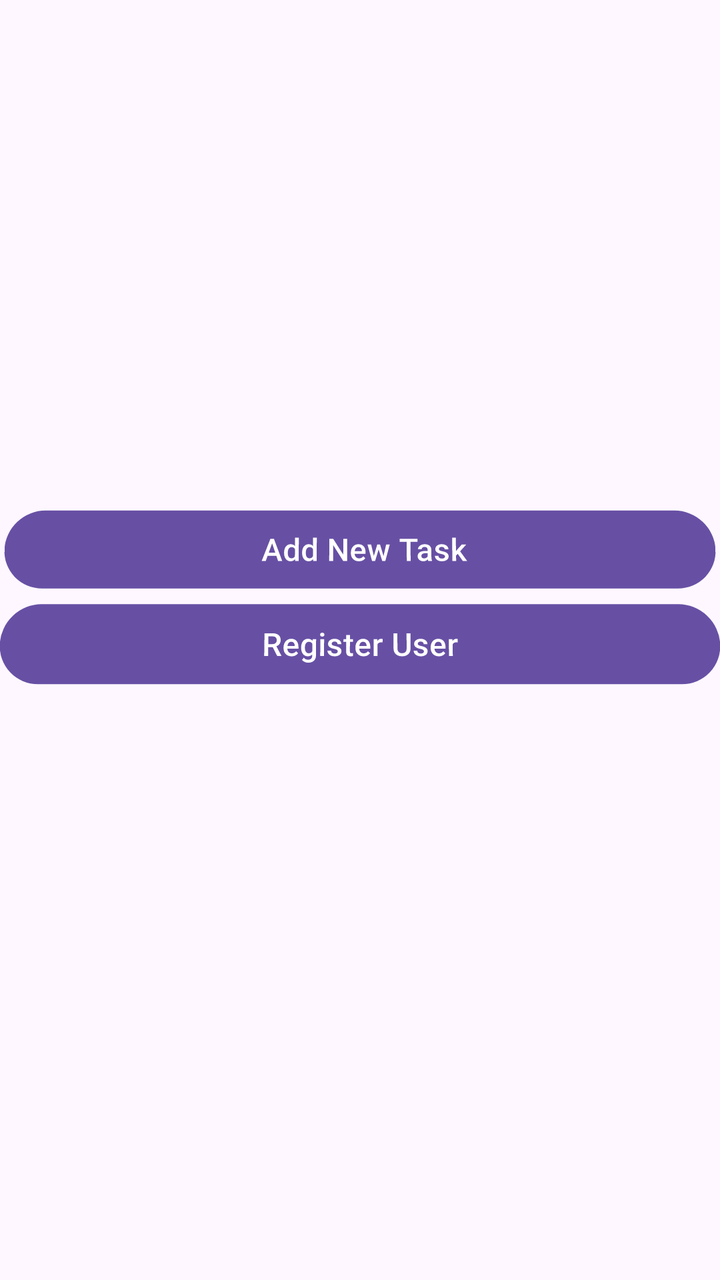
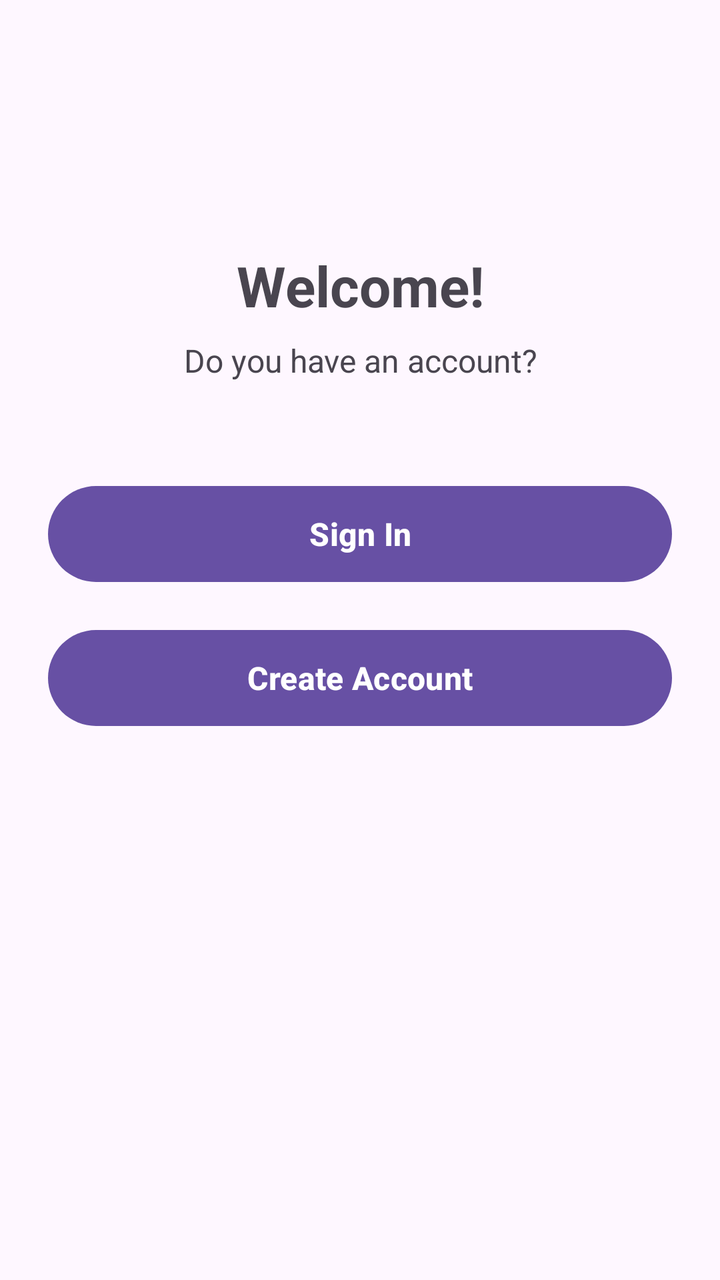

An Android layout rendered at two revisions. The XML below is the earlier revision; the diff shows what the commit changed to produce the second picture.
<!-- AndroidManifest.xml: application theme Theme.NEWPROJECT -->
<!-- res/layout/activity_main.xml -->
<?xml version="1.0" encoding="utf-8"?>
<LinearLayout xmlns:android="http://schemas.android.com/apk/res/android"
    xmlns:app="http://schemas.android.com/apk/res-auto"
    xmlns:tools="http://schemas.android.com/tools"
    android:id="@+id/main"
    android:layout_width="match_parent"
    android:layout_height="match_parent"
    android:orientation="vertical"
    android:rotationX="3"
    tools:context=".viewPkg.MainActivity">

    <Button
        android:id="@+id/btnAddTaskScreen"
        android:layout_width="match_parent"
        android:layout_height="wrap_content"
        android:layout_gravity="center"
        android:text=" Add New Task"
        android:textSize="16sp"
        android:translationY="250dp" />

    <Button
        android:id="@+id/btnRegisterScreen"
        android:layout_width="match_parent"
        android:layout_height="wrap_content"
        android:text="Register User"
        android:textSize="16sp"
        android:translationY="250dp" />

</LinearLayout>
<!-- resources referenced by this layout -->
<resources>
  <style name="Theme.NEWPROJECT" parent="Base.Theme.NEWPROJECT" />
  <style name="Base.Theme.NEWPROJECT" parent="Theme.Material3.DayNight.NoActionBar">
          
          
      </style>
</resources>

<!-- the commit's change to res/layout/activity_main.xml (unified diff, before → after) -->
@@ -6,24 +6,43 @@
     android:layout_width="match_parent"
     android:layout_height="match_parent"
     android:orientation="vertical"
-    android:rotationX="3"
+    android:gravity="center_horizontal"
+    android:padding="24dp"
     tools:context=".viewPkg.MainActivity">
 
+    <TextView
+        android:layout_width="wrap_content"
+        android:layout_height="wrap_content"
+        android:text="Welcome!"
+        android:textSize="28sp"
+        android:textStyle="bold"
+        android:layout_marginTop="100dp"
+        android:layout_marginBottom="8dp"
+        android:gravity="center" />
+
+    <TextView
+        android:layout_width="wrap_content"
+        android:layout_height="wrap_content"
+        android:text="Do you have an account?"
+        android:textSize="16sp"
+        android:layout_marginBottom="48dp"
+        android:gravity="center" />
+
     <Button
-        android:id="@+id/btnAddTaskScreen"
+        android:id="@+id/btnSignInScreen"
         android:layout_width="match_parent"
-        android:layout_height="wrap_content"
-        android:layout_gravity="center"
-        android:text=" Add New Task"
+        android:layout_height="56dp"
+        android:layout_marginBottom="16dp"
+        android:text="Sign In"
         android:textSize="16sp"
-        android:translationY="250dp" />
+        android:textStyle="bold" />
 
     <Button
         android:id="@+id/btnRegisterScreen"
         android:layout_width="match_parent"
-        android:layout_height="wrap_content"
-        android:text="Register User"
+        android:layout_height="56dp"
+        android:text="Create Account"
         android:textSize="16sp"
-        android:translationY="250dp" />
+        android:textStyle="bold" />
 
 </LinearLayout>
